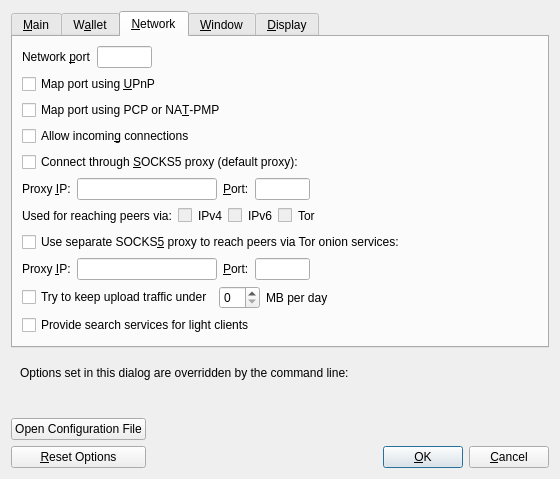
The window that src/qt/forms/optionsdialog.ui (l0rinc/bitcoin) describes before a commit, drawn with Qt 5.
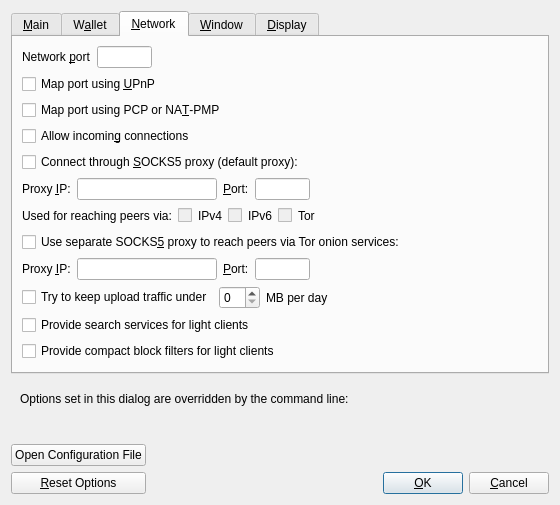
The same window after the commit. The open tabs and pages were chosen to show the change. Custom widgets are drawn as their Qt base class.

Commit message:
Qt/Options: Expose peerblockfilters in GUI using rwconf
For now, enables basic block filters permanently (can't be disabled)

https://github.com/bitcoinknots/bitcoin/commit/aabad45c3d2a39ac053562e8bbf1ed08e437f4cb

What changed in the file:
```diff
--- a/src/qt/forms/optionsdialog.ui
+++ b/src/qt/forms/optionsdialog.ui
@@ -773,6 +773,16 @@
          </property>
         </widget>
        </item>
+       <item>
+        <widget class="QCheckBox" name="peerblockfilters">
+         <property name="toolTip">
+          <string>Generate compact block filters and allow peers to download them</string>
+         </property>
+         <property name="text">
+          <string>Provide compact block filters for light clients</string>
+         </property>
+        </widget>
+       </item>
        <item>
         <spacer name="verticalSpacer_Network">
          <property name="orientation">
```
The commit also changes 3 other files.
